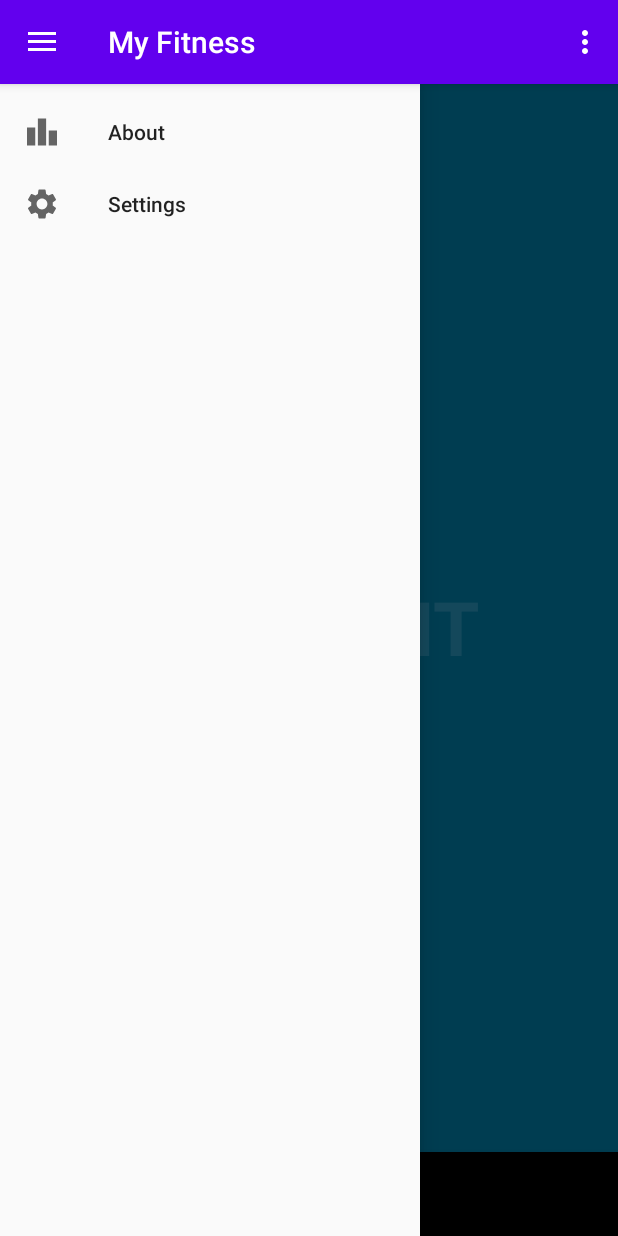
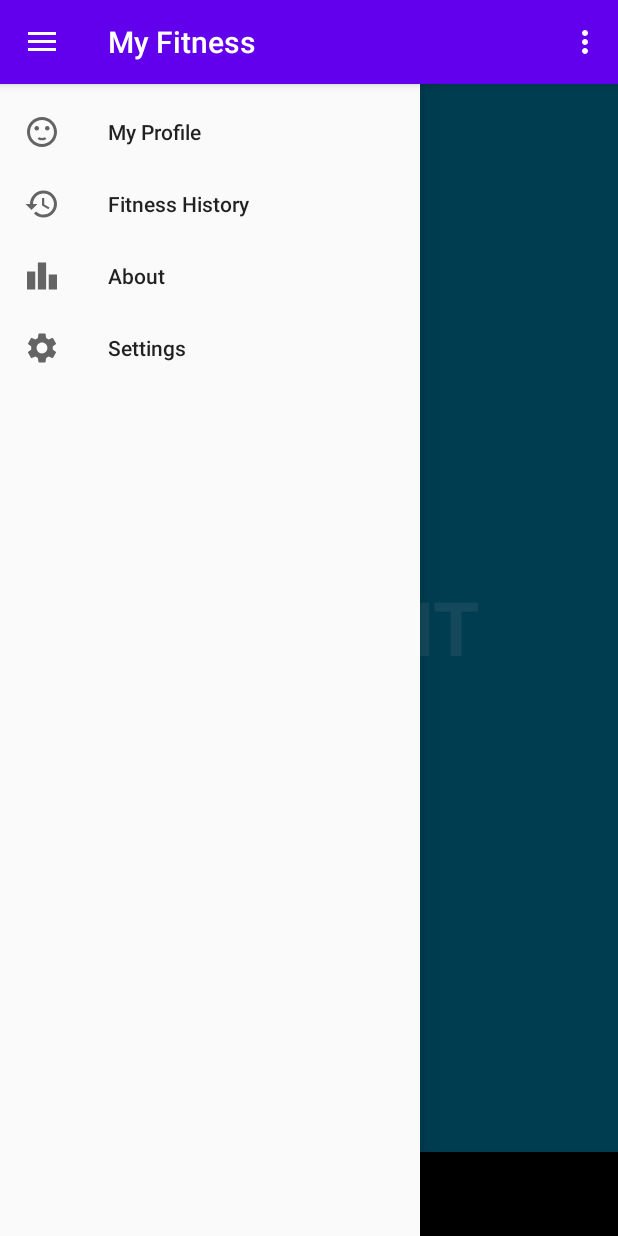
Before and after one commit to jrbrayjr2006/FitnessProHome, an Android app: the screen it shows after launch (MainActivity), with the side drawer open, on a phone screen of 412 x 824 dp. Run offline under Robolectric (Android 15) with nearby library versions, the phone set to English and light mode, and no system bars; our stand-ins replace Dagger/Hilt's generated code, data binding, navigation-ui; Roboto replaces fonts that are not available here.

Commit message:
Add history and profile drawer menu items

```diff
--- /dev/null
+++ b/app/src/main/res/drawable/ic_fitness_history.xml
@@ -0,0 +1,10 @@
+<vector xmlns:android="http://schemas.android.com/apk/res/android"
+    android:width="24dp"
+    android:height="24dp"
+    android:viewportWidth="24"
+    android:viewportHeight="24"
+    android:tint="?attr/colorControlNormal">
+  <path
+      android:fillColor="@android:color/white"
+      android:pathData="M13,3c-4.97,0 -9,4.03 -9,9L1,12l3.89,3.89 0.07,0.14L9,12L6,12c0,-3.87 3.13,-7 7,-7s7,3.13 7,7 -3.13,7 -7,7c-1.93,0 -3.68,-0.79 -4.94,-2.06l-1.42,1.42C8.27,19.99 10.51,21 13,21c4.97,0 9,-4.03 9,-9s-4.03,-9 -9,-9zM12,8v5l4.28,2.54 0.72,-1.21 -3.5,-2.08L13.5,8L12,8z"/>
+</vector>
--- /dev/null
+++ b/app/src/main/res/drawable/ic_profile.xml
@@ -0,0 +1,16 @@
+<vector xmlns:android="http://schemas.android.com/apk/res/android"
+    android:width="24dp"
+    android:height="24dp"
+    android:viewportWidth="24"
+    android:viewportHeight="24"
+    android:tint="?attr/colorControlNormal">
+  <path
+      android:fillColor="@android:color/white"
+      android:pathData="M15.5,9.5m-1.5,0a1.5,1.5 0,1 1,3 0a1.5,1.5 0,1 1,-3 0"/>
+  <path
+      android:fillColor="@android:color/white"
+      android:pathData="M8.5,9.5m-1.5,0a1.5,1.5 0,1 1,3 0a1.5,1.5 0,1 1,-3 0"/>
+  <path
+      android:fillColor="@android:color/white"
+      android:pathData="M11.99,2C6.47,2 2,6.48 2,12s4.47,10 9.99,10C17.52,22 22,17.52 22,12S17.52,2 11.99,2zM12,20c-4.42,0 -8,-3.58 -8,-8s3.58,-8 8,-8 8,3.58 8,8 -3.58,8 -8,8zM12,16c-0.73,0 -1.38,-0.18 -1.96,-0.52 -0.12,0.14 -0.86,0.98 -1.01,1.15 0.86,0.55 1.87,0.87 2.97,0.87 1.11,0 2.12,-0.33 2.98,-0.88 -0.97,-1.09 -0.01,-0.02 -1.01,-1.15 -0.59,0.35 -1.24,0.53 -1.97,0.53z"/>
+</vector>
--- a/app/src/main/res/menu/nav_drawer_menu.xml
+++ b/app/src/main/res/menu/nav_drawer_menu.xml
@@ -2,6 +2,14 @@
 <menu xmlns:app="http://schemas.android.com/apk/res-auto"
     xmlns:android="http://schemas.android.com/apk/res/android">
 
+    <item
+        android:id="@+id/profileFragment"
+        android:icon="@drawable/ic_profile"
+        android:title="@string/profile_title" />
+    <item
+        android:id="@+id/historyFragment"
+        android:icon="@drawable/ic_fitness_history"
+        android:title="@string/fitness_history_title" />
     <item
         android:id="@+id/aboutFragment"
         android:icon="@drawable/dashboard_24px"
--- a/app/src/main/res/values/strings.xml
+++ b/app/src/main/res/values/strings.xml
@@ -16,4 +16,6 @@
     <string name="nutrition_title">Nutrition</string>
     <string name="flexibility_title">Flexibilty</string>
     <string name="exercise_title">Exercises</string>
+    <string name="profile_title">My Profile</string>
+    <string name="fitness_history_title">Fitness History</string>
 </resources>
```
